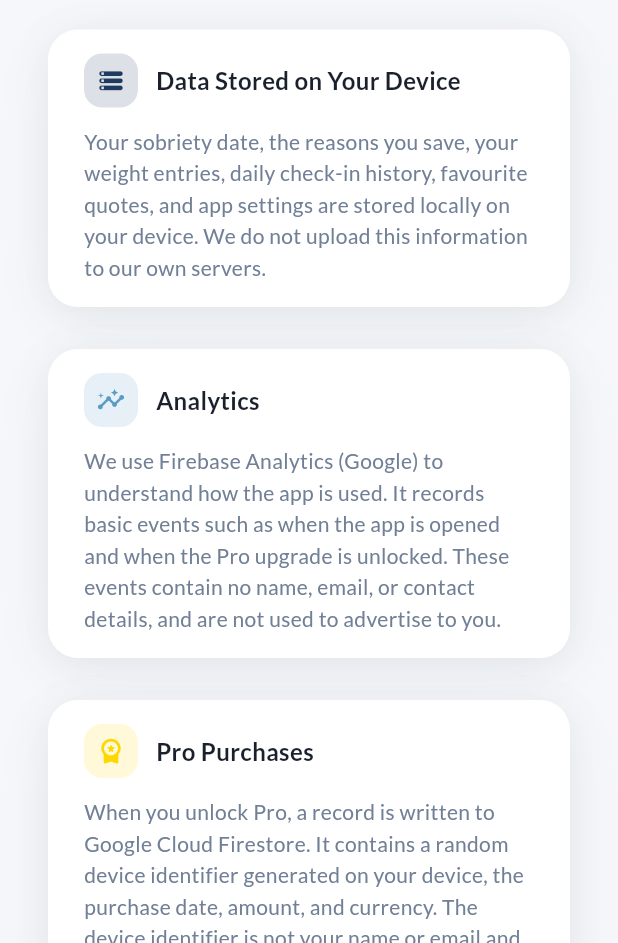
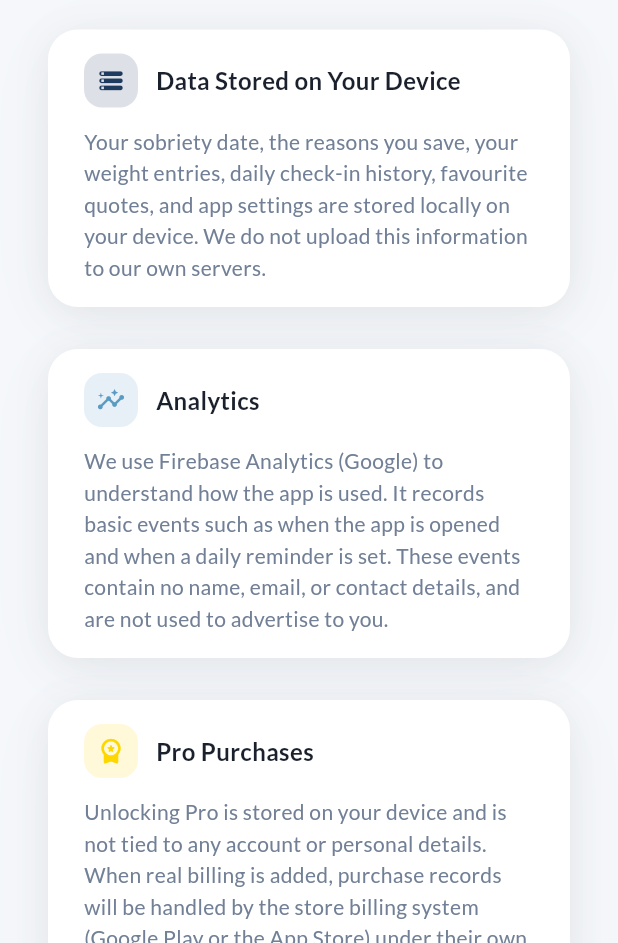
Before and after one commit to usama923-source/Sobriety-Counter, a Flutter app: the PrivacyPolicyScreen screen opened directly, on a phone screen of 412 x 824 dp, the part 293-1236 px from its top. Run offline on Flutter 3.47's test engine with Material 3 defaults, Android fonts, the phone set to English and light mode, and no system bars; our stand-ins replace firebase_analytics, firebase_core, flutter_local_notifications, flutter_riverpod, flutter_timezone, google_fonts and 2 more; accounts and stored records are empty.

Commit message:
privacy copy, unused deps, analytics
Drop the Firestore purchase-record claim from the privacy policy (the
write no longer exists) and describe store billing instead, remove the
unreferenced cloud_firestore, in_app_purchase and flutter_launcher_icons
dependencies, and log analytics honestly: app_open once at launch and a
separate reminder_scheduled event when a reminder is set.

🤖 Generated with Codebuff
Co-Authored-By: Codebuff <noreply@codebuff.com>

```diff
--- a/lib/main.dart
+++ b/lib/main.dart
@@ -1,10 +1,11 @@
-import 'package:firebase_core/firebase_core.dart';
+import 'package:firebase_core/firebase_core.dart' hide FirebaseService;
 import 'package:flutter/material.dart';
 import 'package:flutter/services.dart';
 import 'package:flutter_riverpod/flutter_riverpod.dart';
 import 'package:quit_drinking/constants/app_constants.dart';
 import 'package:quit_drinking/core/providers/theme_provider.dart';
 import 'package:quit_drinking/theme/app_theme.dart';
+import 'package:quit_drinking/core/services/firebase_service.dart';
 import 'package:quit_drinking/core/services/notification_service.dart';
 import 'package:quit_drinking/firebase_options.dart';
 import 'package:quit_drinking/screens/home_screen.dart';
@@ -19,6 +20,8 @@ Future<void> main() async {
     await Firebase.initializeApp(
       options: DefaultFirebaseOptions.currentPlatform,
     );
+    // Log the app-open event once per launch. Never blocks startup.
+    await FirebaseService().logAppOpen();
   } catch (e) {
     // Firebase is optional (analytics + purchase logging) — continue
     // without it so a broken config never blocks app startup.
--- a/lib/screens/privacy_policy_screen.dart
+++ b/lib/screens/privacy_policy_screen.dart
@@ -115,7 +115,7 @@ class PrivacyPolicyScreen extends StatelessWidget {
                 body:
                     'We use Firebase Analytics (Google) to understand how the app '
                     'is used. It records basic events such as when the app is '
-                    'opened and when the Pro upgrade is unlocked. These events '
+                    'opened and when a daily reminder is set. These events '
                     'contain no name, email, or contact details, and are not used '
                     'to advertise to you.',
                 isDark: isDark,
@@ -129,11 +129,11 @@ class PrivacyPolicyScreen extends StatelessWidget {
                 iconColor: AppColors.gold,
                 title: 'Pro Purchases',
                 body:
-                    'When you unlock Pro, a record is written to Google Cloud '
-                    'Firestore. It contains a random device identifier generated '
-                    'on your device, the purchase date, amount, and currency. The '
-                    'device identifier is not your name or email and is not used '
-                    'to identify you personally.',
+                    'Unlocking Pro is stored on your device and is not tied to '
+                    'any account or personal details. When real billing is '
+                    'added, purchase records will be handled by the store '
+                    'billing system (Google Play or the App Store) under their '
+                    'own privacy policies.',
                 isDark: isDark,
               ),
 
--- a/pubspec.yaml
+++ b/pubspec.yaml
@@ -38,12 +38,10 @@ dependencies:
   http: ^1.6.0
   firebase_core: ^4.13.0
   firebase_analytics: ^12.4.6
-  cloud_firestore: ^6.8.0
   uuid: ^4.6.0
   flutter_local_notifications: ^22.3.0
   flutter_timezone: ^5.1.0
   timezone: ^0.11.1
-  in_app_purchase: ^3.3.1
 
 dev_dependencies:
   flutter_test:
@@ -52,7 +50,6 @@ dev_dependencies:
   # The "flutter_lints" package below contains a set of recommended lints to
   # encourage good coding practices.
   flutter_lints: ^6.0.0
-  flutter_launcher_icons: ^0.14.4
 
 # following page: https://dart.dev/tools/pub/pubspec
 
```
Also changed, not shown: lib/core/services/firebase_service.dart (+14 -1 lines), lib/core/services/notification_service.dart (+4 -4 lines).
